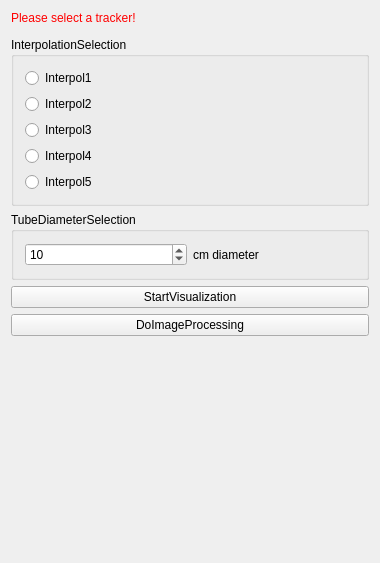
Old version of the form Plugins/org.mitk.gui.qt.endoscopevisualization/src/internal/EndoscopeVisualizationControls.ui in the repository heinpa02/EndoscopeVisualizationPlugin.
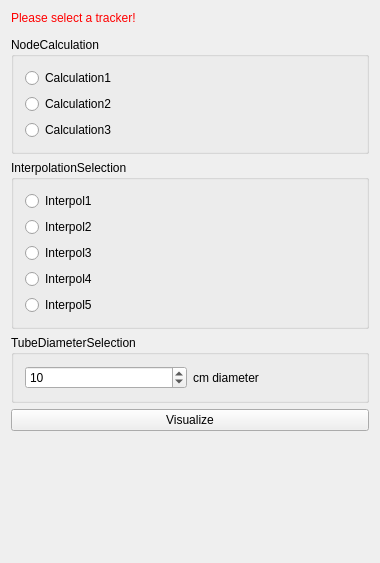
New version of the form. Custom widgets are drawn as their Qt base class.

Commit message: framework calculation options

The edit to the form file:
```diff
--- a/Plugins/org.mitk.gui.qt.endoscopevisualization/src/internal/EndoscopeVisualizationControls.ui
+++ b/Plugins/org.mitk.gui.qt.endoscopevisualization/src/internal/EndoscopeVisualizationControls.ui
@@ -34,7 +34,37 @@
     <widget class="QmitkNavigationDataSourceSelectionWidget" name="widget" native="true"/>
    </item>
    <item>
-    <widget class="QGroupBox" name="InterpoaltionSelection">
+    <widget class="QGroupBox" name="groupBox">
+     <property name="title">
+      <string>NodeCalculation</string>
+     </property>
+     <layout class="QVBoxLayout" name="verticalLayout_3">
+      <item>
+       <widget class="QRadioButton" name="Cal1">
+        <property name="text">
+         <string>Calculation1</string>
+        </property>
+       </widget>
+      </item>
+      <item>
+       <widget class="QRadioButton" name="Cal2">
+        <property name="text">
+         <string>Calculation2</string>
+        </property>
+       </widget>
+      </item>
+      <item>
+       <widget class="QRadioButton" name="Cal3">
+        <property name="text">
+         <string>Calculation3</string>
+        </property>
+       </widget>
+      </item>
+     </layout>
+    </widget>
+   </item>
+   <item>
+    <widget class="QGroupBox" name="InterpolationSelection">
      <property name="enabled">
       <bool>true</bool>
      </property>
@@ -115,14 +145,7 @@
    <item>
     <widget class="QPushButton" name="buttonStartVisualization">
      <property name="text">
-      <string>StartVisualization</string>
-     </property>
-    </widget>
-   </item>
-   <item>
-    <widget class="QPushButton" name="buttonPerformImageProcessing">
-     <property name="text">
-      <string>DoImageProcessing</string>
+      <string>Visualize</string>
      </property>
     </widget>
    </item>
```
Left out of the diff: 2 changed lines with no effect on the pictures. The commit also changes 2 other files.
